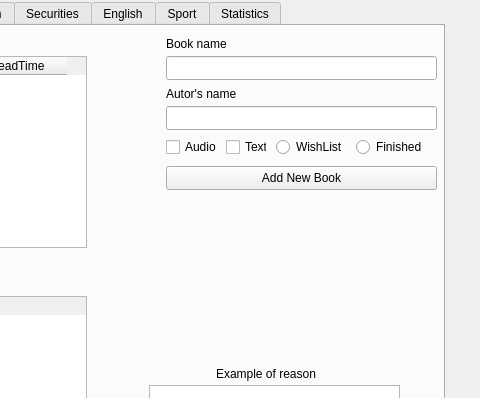
This is ToDoNotes/mainwindow.ui in andreyschelkovo/ToDoNotes as Qt 5 draws it before an edit; both pictures show x 536 to 1016 and y 0 to 398 of the 1016 by 681 pixel window. The edited form follows.
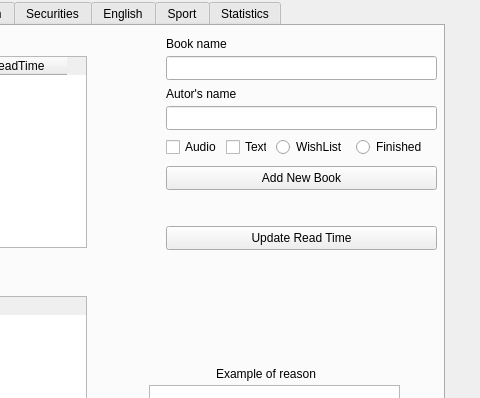
This is the edited form.

Commit message: not complete calculate time of reading finished books

```diff
--- a/ToDoNotes/mainwindow.ui
+++ b/ToDoNotes/mainwindow.ui
@@ -495,6 +495,19 @@
        <string>Example of reason</string>
       </property>
      </widget>
+     <widget class="QPushButton" name="pushButton_books_updateReadTime">
+      <property name="geometry">
+       <rect>
+        <x>700</x>
+        <y>200</y>
+        <width>271</width>
+        <height>24</height>
+       </rect>
+      </property>
+      <property name="text">
+       <string>Update Read Time</string>
+      </property>
+     </widget>
     </widget>
     <widget class="QWidget" name="tab">
      <attribute name="title">
```
The commit also changes 5 other files.
